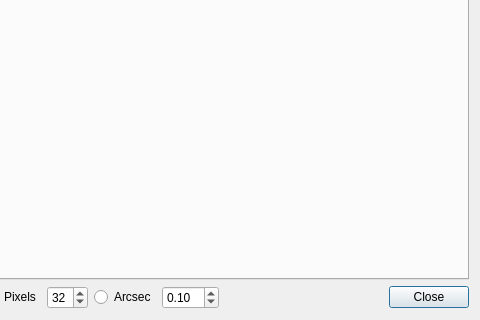
Above: pygrale/grale/editor/backprojectwidget.ui from j0r1/GRALE2 before the change; both pictures show x 89 to 569 and y 88 to 408 of the 569 by 408 pixel window. Below: the same form after it.
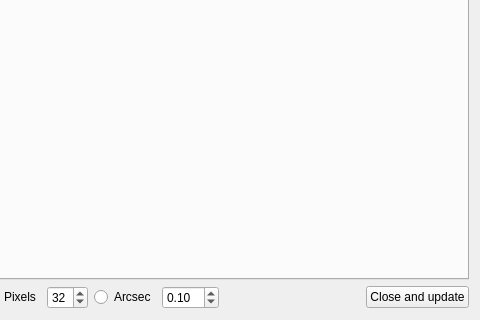
That is the form after the change.

Commit message: Calculating imgplane positions for back-projected points

What changed in the file:
```diff
--- a/pygrale/grale/editor/backprojectwidget.ui
+++ b/pygrale/grale/editor/backprojectwidget.ui
@@ -81,7 +81,10 @@
      <item>
       <widget class="QPushButton" name="closeButton">
        <property name="text">
-        <string>Close</string>
+        <string>Close and update</string>
+       </property>
+       <property name="autoDefault">
+        <bool>false</bool>
        </property>
       </widget>
      </item>
```
The commit also changes 1 other file.
